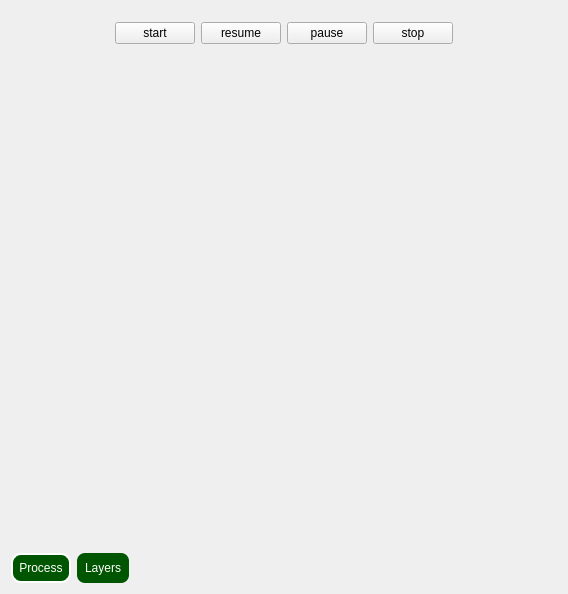
The window that cuttermainpage.ui (leileiyang/cutter) describes before a commit, drawn with Qt 5.
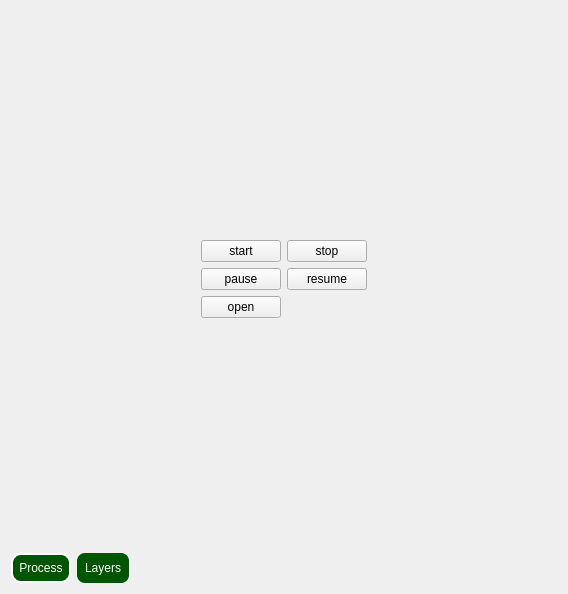
The same window after the commit. The open tabs and pages were chosen to show the change. Custom widgets are drawn as their Qt base class.

Commit message: add open file function

What changed in the file:
```diff
--- a/cuttermainpage.ui
+++ b/cuttermainpage.ui
@@ -20,78 +20,98 @@
       <number>1</number>
      </property>
      <widget class="QWidget" name="processing_">
-      <layout class="QVBoxLayout" name="verticalLayout_2">
-       <item>
-        <layout class="QHBoxLayout" name="horizontalLayout_3">
-         <item>
-          <spacer name="horizontalSpacer">
-           <property name="orientation">
-            <enum>Qt::Horizontal</enum>
-           </property>
-           <property name="sizeHint" stdset="0">
-            <size>
-             <width>40</width>
-             <height>20</height>
-            </size>
-           </property>
-          </spacer>
-         </item>
-         <item>
+      <layout class="QGridLayout" name="gridLayout_2">
+       <item row="2" column="1">
+        <spacer name="verticalSpacer">
+         <property name="orientation">
+          <enum>Qt::Vertical</enum>
+         </property>
+         <property name="sizeHint" stdset="0">
+          <size>
+           <width>20</width>
+           <height>195</height>
+          </size>
+         </property>
+        </spacer>
+       </item>
+       <item row="0" column="1">
+        <spacer name="verticalSpacer_2">
+         <property name="orientation">
+          <enum>Qt::Vertical</enum>
+         </property>
+         <property name="sizeHint" stdset="0">
+          <size>
+           <width>20</width>
+           <height>196</height>
+          </size>
+         </property>
+        </spacer>
+       </item>
+       <item row="1" column="2">
+        <spacer name="horizontalSpacer_2">
+         <property name="orientation">
+          <enum>Qt::Horizontal</enum>
+         </property>
+         <property name="sizeHint" stdset="0">
+          <size>
+           <width>168</width>
+           <height>20</height>
+          </size>
+         </property>
+        </spacer>
+       </item>
+       <item row="1" column="0">
+        <spacer name="horizontalSpacer">
+         <property name="orientation">
+          <enum>Qt::Horizontal</enum>
+         </property>
+         <property name="sizeHint" stdset="0">
+          <size>
+           <width>168</width>
+           <height>20</height>
+          </size>
+         </property>
+        </spacer>
+       </item>
+       <item row="1" column="1">
+        <layout class="QGridLayout" name="gridLayout">
+         <item row="0" column="0">
           <widget class="QPushButton" name="start_pb_">
            <property name="text">
             <string>start</string>
            </property>
           </widget>
          </item>
-         <item>
-          <widget class="QPushButton" name="resume_pb_">
-           <property name="text">
-            <string>resume</string>
-           </property>
-          </widget>
-         </item>
-         <item>
-          <widget class="QPushButton" name="pause_pb_">
-           <property name="text">
-            <string>pause</string>
-           </property>
-          </widget>
-         </item>
-         <item>
+         <item row="0" column="1">
           <widget class="QPushButton" name="stop_pb_">
            <property name="text">
             <string>stop</string>
            </property>
           </widget>
          </item>
-         <item>
-          <spacer name="horizontalSpacer_2">
-           <property name="orientation">
-            <enum>Qt::Horizontal</enum>
+         <item row="1" column="0">
+          <widget class="QPushButton" name="pause_pb_">
+           <property name="text">
+            <string>pause</string>
            </property>
-           <property name="sizeHint" stdset="0">
-            <size>
-             <width>40</width>
-             <height>20</height>
-            </size>
+          </widget>
+         </item>
+         <item row="1" column="1">
+          <widget class="QPushButton" name="resume_pb_">
+           <property name="text">
+            <string>resume</string>
            </property>
-          </spacer>
+          </widget>
+         </item>
+         <item row="2" column="0">
+          <widget class="QPushButton" name="open_pb_">
+           <property name="text">
+            <string>open</string>
+           </property>
+          </widget>
          </item>
         </layout>
        </item>
-       <item>
-        <spacer name="verticalSpacer">
-         <property name="orientation">
-          <enum>Qt::Vertical</enum>
-         </property>
-         <property name="sizeHint" stdset="0">
-          <size>
-           <width>20</width>
-           <height>419</height>
-          </size>
-         </property>
-        </spacer>
-       </item>
       </layout>
      </widget>
      <widget class="QWidget" name="craft_params_">
```
Left out of the diff: 35 changed lines with no effect on the pictures. The commit also changes 5 other files.
